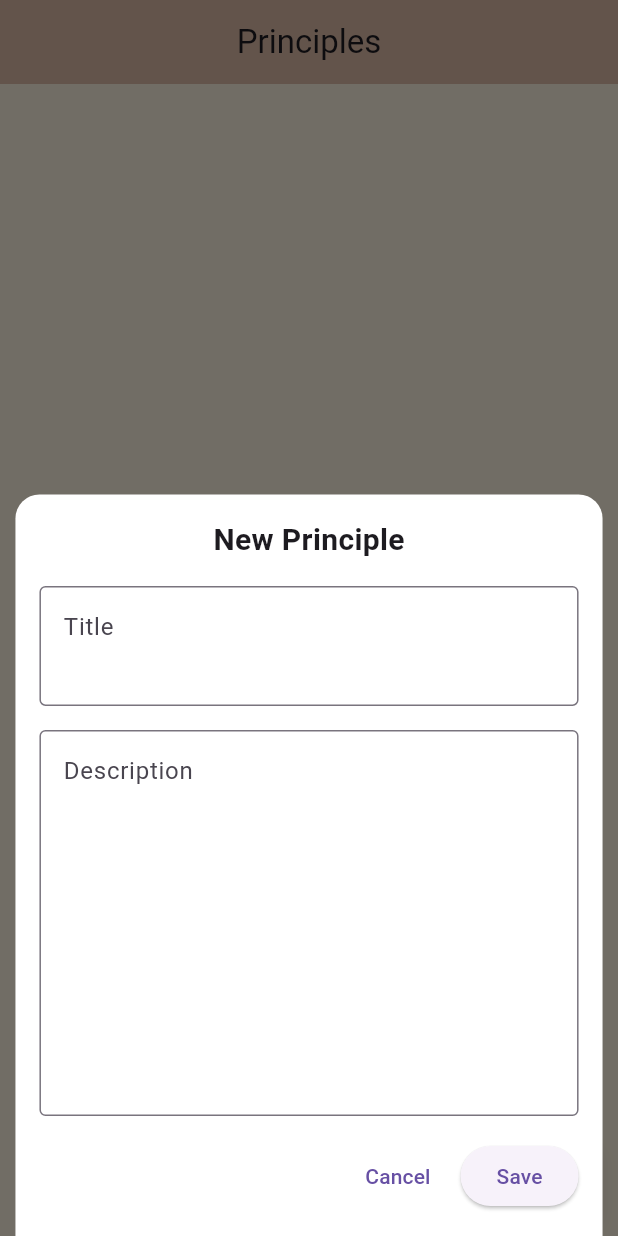
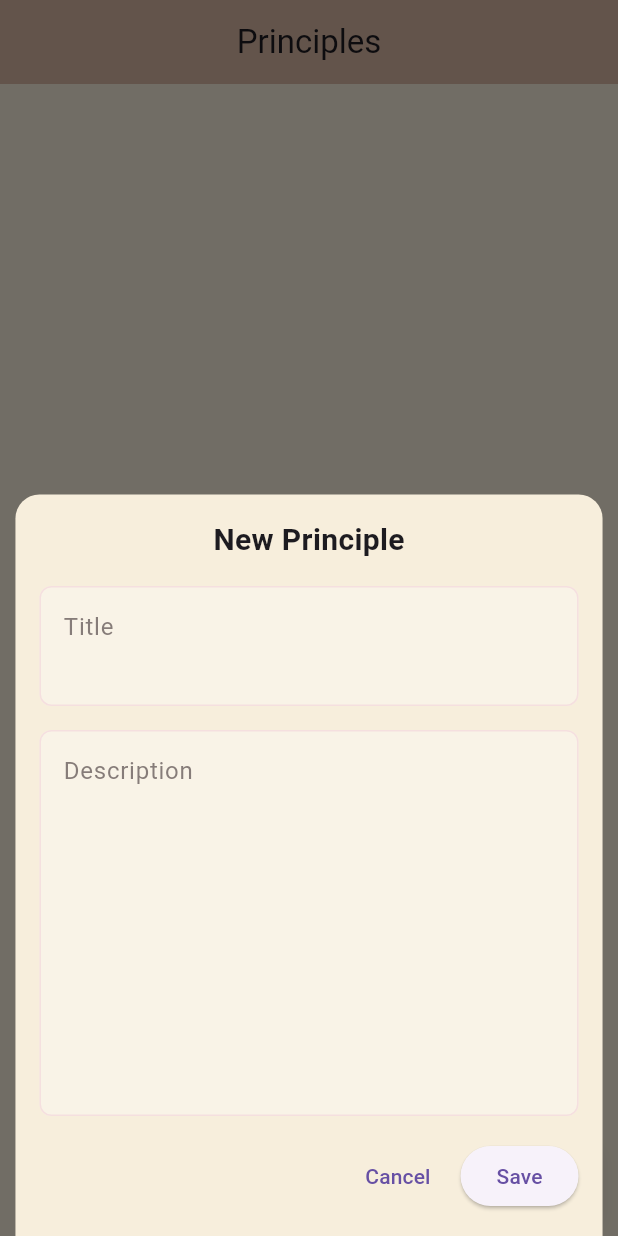
Before and after one commit to johnywakim02/strive-flow, a Flutter app: the CreatePrincipleSubpage screen opened by its route, after a tap on "Add Principle", on a phone screen of 412 x 824 dp. Run offline on Flutter 3.47's test engine with Material 3 defaults, Android fonts, the phone set to English and light mode, and no system bars; our stand-ins replace flutter_markdown_plus, freezed_annotation, go_router, hive_ce, hive_ce_flutter; accounts and stored records are empty.

Commit message:
added the colors for text fields into the theme extension and used them where appropriate

```diff
--- a/lib/core/colors/app_theme_extension.dart
+++ b/lib/core/colors/app_theme_extension.dart
@@ -13,6 +13,11 @@ class AppThemeExtension extends ThemeExtension<AppThemeExtension> {
   final Color appBarBackgroundColor;
   final Color fabBackgroundColor;
   final Color fabForegroundColor;
+  final Color textFieldBackgroundColor;
+  final Color textFieldEnabledBorderColor;
+  final Color textFieldFocusedBorderColor;
+  final Color textFieldLabelColor;
+  final Color textFieldHintColor;
 
   AppThemeExtension({
     required this.backgroundColor,
@@ -24,6 +29,11 @@ class AppThemeExtension extends ThemeExtension<AppThemeExtension> {
     required this.appBarBackgroundColor,
     required this.fabBackgroundColor,
     required this.fabForegroundColor,
+    required this.textFieldBackgroundColor,
+    required this.textFieldEnabledBorderColor,
+    required this.textFieldFocusedBorderColor,
+    required this.textFieldLabelColor,
+    required this.textFieldHintColor,
   });
 
   @override
@@ -37,6 +47,11 @@ class AppThemeExtension extends ThemeExtension<AppThemeExtension> {
     Color? appBarBackgroundColor,
     Color? fabBackgroundColor,
     Color? fabForegroundColor,
+    Color? textFieldBackgroundColor,
+    Color? textFieldEnabledBorderColor,
+    Color? textFieldFocusedBorderColor,
+    Color? textFieldLabelColor,
+    Color? textFieldHintColor,
   }){
     return AppThemeExtension(
       backgroundColor: backgroundColor ?? this.backgroundColor,
@@ -48,6 +63,11 @@ class AppThemeExtension extends ThemeExtension<AppThemeExtension> {
       appBarBackgroundColor: appBarBackgroundColor ?? this.appBarBackgroundColor,
       fabBackgroundColor: fabBackgroundColor ?? this.fabBackgroundColor,
       fabForegroundColor: fabForegroundColor ?? this.fabForegroundColor,
+      textFieldBackgroundColor: textFieldBackgroundColor ?? this.textFieldBackgroundColor,
+      textFieldEnabledBorderColor: textFieldEnabledBorderColor ?? this.textFieldEnabledBorderColor,
+      textFieldFocusedBorderColor: textFieldFocusedBorderColor ?? this.textFieldFocusedBorderColor,
+      textFieldLabelColor: textFieldLabelColor ?? this.textFieldLabelColor,
+      textFieldHintColor: textFieldHintColor ?? this.textFieldHintColor,
     );
   }
 
@@ -66,6 +86,11 @@ class AppThemeExtension extends ThemeExtension<AppThemeExtension> {
       appBarBackgroundColor: Color.lerp(appBarBackgroundColor, other.appBarBackgroundColor, t)!,
       fabBackgroundColor: Color.lerp(fabBackgroundColor, other.fabBackgroundColor, t)!,
       fabForegroundColor: Color.lerp(fabForegroundColor, other.fabForegroundColor, t)!,
+      textFieldBackgroundColor: Color.lerp(textFieldBackgroundColor, other.textFieldBackgroundColor, t)!,
+      textFieldEnabledBorderColor: Color.lerp(textFieldEnabledBorderColor, other.textFieldEnabledBorderColor, t)!,
+      textFieldFocusedBorderColor: Color.lerp(textFieldFocusedBorderColor, other.textFieldFocusedBorderColor, t)!,
+      textFieldLabelColor: Color.lerp(textFieldLabelColor, other.textFieldLabelColor, t)!,
+      textFieldHintColor: Color.lerp(textFieldHintColor, other.textFieldHintColor, t)!,
     );
   }
 }
@@ -80,4 +105,9 @@ final AppThemeExtension appThemeExtension = AppThemeExtension(
   appBarBackgroundColor: AppColors.dustyRose,
   fabBackgroundColor: AppColors.warmRust,
   fabForegroundColor: AppColors.paleRose,
+  textFieldBackgroundColor: Colors.white30,
+  textFieldEnabledBorderColor: AppColors.paleRose,
+  textFieldFocusedBorderColor: AppColors.dustyRose,
+  textFieldLabelColor: AppColors.warmRust,
+  textFieldHintColor: AppColors.warmRust,
 );
--- a/lib/ui/create/widgets/create_principle_section.dart
+++ b/lib/ui/create/widgets/create_principle_section.dart
@@ -30,10 +30,12 @@ class CreatePrincipleSection extends StatelessWidget {
   }
 
   void _showAddPrincipleBottomSheet(BuildContext context){
+    final AppThemeExtension colorScheme = Theme.of(context).extension<AppThemeExtension>()!;
+
     showModalBottomSheet( //built in method
       context: context,
       isScrollControlled: true, // because the bottom sheet has textfields which are scrollable children
-      backgroundColor: Colors.white,
+      backgroundColor: colorScheme.backgroundColor,
       shape: const RoundedRectangleBorder(borderRadius: BorderRadius.vertical(top: Radius.circular(16))), // only round the top corners
       builder: (context) {
         final screenHeight = MediaQuery.of(context).size.height;
@@ -48,8 +50,8 @@ class CreatePrincipleSection extends StatelessWidget {
               spacing: 16,
               children: [
                 _buildNewPrincipleText(),
-                _buildTitleTextField(),
-                _buildDescriptionTextField(),
+                _buildTitleTextField(colorScheme),
+                _buildDescriptionTextField(colorScheme),
                 _buildActionButtonsRow(context)
               ],
             )
@@ -66,29 +68,53 @@ class CreatePrincipleSection extends StatelessWidget {
     );
   }
 
-  Widget _buildTitleTextField(){
+  Widget _buildTitleTextField(AppThemeExtension colorScheme){
     return TextField(
       controller: titleController,
       maxLines: 2, // before scrolling
-      decoration: const InputDecoration(
+      decoration: InputDecoration(
         labelText: "Title",
         hintText: "Enter principle title",
-        border: OutlineInputBorder(),
+        border: OutlineInputBorder(borderRadius: BorderRadius.circular(8.0),),
         alignLabelWithHint: true,
+        filled: true,
+        fillColor: colorScheme.textFieldBackgroundColor,
+        enabledBorder: OutlineInputBorder(
+            borderRadius: BorderRadius.circular(8.0),
+            borderSide: BorderSide(color: colorScheme.textFieldEnabledBorderColor),
+          ),
+          focusedBorder: OutlineInputBorder(
+            borderRadius: BorderRadius.circular(8.0),
+            borderSide: BorderSide(color: colorScheme.textFieldFocusedBorderColor, width: 2),
+          ),
+          labelStyle: TextStyle(color: colorScheme.textFieldLabelColor),
+          hintStyle: TextStyle(color: Colors.grey[600]),
       ),
     );
   }
 
-  Widget _buildDescriptionTextField(){
+  Widget _buildDescriptionTextField(AppThemeExtension colorScheme){
     return Expanded(
       child: TextField(
         controller: descriptionController,
         maxLines: 10, // before scrolling
-        decoration: const InputDecoration(
+        decoration: InputDecoration(
           labelText: "Description",
           hintText: "Enter principle description",
-          border: OutlineInputBorder(),
+          border: OutlineInputBorder(borderRadius: BorderRadius.circular(8.0),),
           alignLabelWithHint: true,
+          filled: true,
+          fillColor: colorScheme.textFieldBackgroundColor,
+          enabledBorder: OutlineInputBorder(
+            borderRadius: BorderRadius.circular(8.0),
+            borderSide: BorderSide(color: colorScheme.textFieldEnabledBorderColor),
+          ),
+          focusedBorder: OutlineInputBorder(
+            borderRadius: BorderRadius.circular(8.0),
+            borderSide: BorderSide(color: colorScheme.textFieldFocusedBorderColor, width: 2),
+          ),
+          labelStyle: TextStyle(color: colorScheme.textFieldLabelColor),
+          hintStyle: TextStyle(color: Colors.grey[600]),
         ),
       ),
     );
```
